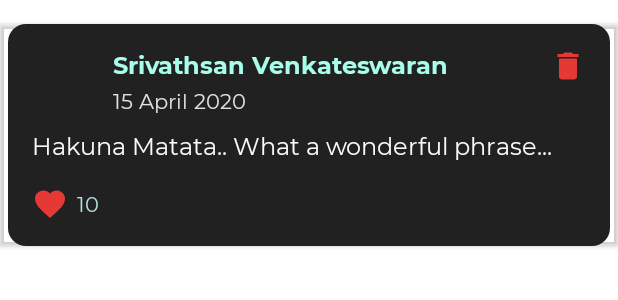
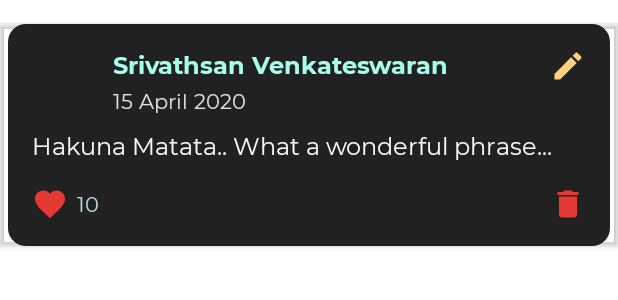
Before and after one commit to srivathsanvenkateswaran/InstaDon, an Android app: the layout item_post.xml on its own in the app's theme, with its tools: preview values and no code run, on a phone screen of 412 x 824 dp. Shown: the top 300 px of the screen. Run offline under Robolectric (Android 15) with nearby library versions, the phone set to English and light mode, and no system bars.

Commit message:
Added Edit functionality

```diff
--- a/app/src/main/AndroidManifest.xml
+++ b/app/src/main/AndroidManifest.xml
@@ -9,7 +9,8 @@
         android:roundIcon="@mipmap/ic_launcher_round"
         android:supportsRtl="true"
         android:theme="@style/Theme.InstaDon">
-        <activity android:name=".AddNewPostActivity"></activity>
+        <activity android:name=".EditPostActivity"></activity>
+        <activity android:name=".AddNewPostActivity" />
         <activity android:name=".SignInActivity">
             <intent-filter>
                 <action android:name="android.intent.action.MAIN" />
--- /dev/null
+++ b/app/src/main/res/drawable/ic_baseline_edit_24.xml
@@ -0,0 +1,5 @@
+<vector android:height="24dp" android:tint="#FFD180"
+    android:viewportHeight="24" android:viewportWidth="24"
+    android:width="24dp" xmlns:android="http://schemas.android.com/apk/res/android">
+    <path android:fillColor="@android:color/white" android:pathData="M3,17.25V21h3.75L17.81,9.94l-3.75,-3.75L3,17.25zM20.71,7.04c0.39,-0.39 0.39,-1.02 0,-1.41l-2.34,-2.34c-0.39,-0.39 -1.02,-0.39 -1.41,0l-1.83,1.83 3.75,3.75 1.83,-1.83z"/>
+</vector>
--- a/app/src/main/res/layout/item_post.xml
+++ b/app/src/main/res/layout/item_post.xml
@@ -17,9 +17,9 @@
         android:padding="16dp">
 
         <ImageView
+            android:id="@+id/userImage"
             android:layout_width="42dp"
             android:layout_height="42dp"
-            android:id="@+id/userImage"
             app:layout_constraintLeft_toLeftOf="parent"
             app:layout_constraintTop_toTopOf="parent" />
 
@@ -28,7 +28,7 @@
             android:layout_width="0dp"
             android:layout_height="wrap_content"
             app:layout_constraintLeft_toRightOf="@id/userImage"
-            app:layout_constraintRight_toRightOf="parent"
+            app:layout_constraintRight_toLeftOf="@id/editPostButton"
             app:layout_constraintTop_toTopOf="@id/userImage"
             android:layout_marginLeft="12dp"
             tools:text="Srivathsan Venkateswaran"
@@ -36,6 +36,22 @@
             android:textSize="16sp"
             android:textColor="@color/materialDarkThemeUserNameColor"
             android:textStyle="bold"/>
+
+        <ImageView
+            android:id="@+id/editPostButton"
+            android:layout_width="24dp"
+            android:layout_height="24dp"
+            tools:src="@drawable/ic_baseline_edit_24"
+            app:layout_constraintTop_toTopOf="parent"
+            app:layout_constraintRight_toRightOf="parent" />
+
+        <ImageView
+            android:id="@+id/deletePostButton"
+            android:layout_width="24dp"
+            android:layout_height="24dp"
+            tools:src="@drawable/ic_baseline_delete_24"
+            app:layout_constraintBottom_toBottomOf="parent"
+            app:layout_constraintRight_toRightOf="parent" />
 
         <TextView
             android:id="@+id/createdAt"
@@ -72,14 +88,6 @@
             app:layout_constraintTop_toBottomOf="@id/postTitle"
             android:layout_marginTop="16dp" />
 
-        <ImageView
-            android:id="@+id/deletePostButton"
-            android:layout_width="24dp"
-            android:layout_height="24dp"
-            tools:src="@drawable/ic_baseline_delete_24"
-            app:layout_constraintTop_toTopOf="parent"
-            app:layout_constraintRight_toRightOf="parent" />
-
         <TextView
             android:id="@+id/likeCount"
             android:layout_width="wrap_content"
--- a/app/src/main/res/values/colors.xml
+++ b/app/src/main/res/values/colors.xml
@@ -11,6 +11,7 @@
     <color name="materialDarkThemeBG">#212121</color>
 
     <color name="materialDarkThemeSandalFontColor">#FFD180</color>
+    <color name="materialDarkThemeDarkSandalFontColor">#FF9800</color>
     <color name="materialDarkThemeUserNameColor">#A7FFEB</color>
     <color name="materialDarkThemeWhiteFontColor">#F5F5F5</color>
     <color name="materialDarkThemeLikeCountFontCOlor">#B2DFDB</color>
--- a/app/src/main/res/values/strings.xml
+++ b/app/src/main/res/values/strings.xml
@@ -4,4 +4,5 @@
     <string name="add_new_post_button_text">Publish Post</string>
     <string name="google_sign_up">Sign up with Google</string>
     <string name="hello_blank_fragment">Hello blank fragment</string>
+    <string name="update_text">Update Text</string>
 </resources>
--- a/app/src/main/res/values/themes.xml
+++ b/app/src/main/res/values/themes.xml
@@ -2,12 +2,12 @@
     <!-- Base application theme. -->
     <style name="Theme.InstaDon" parent="Theme.MaterialComponents.DayNight.NoActionBar">
         <!-- Primary brand color. -->
-        <item name="colorPrimary">@color/purple_500</item>
-        <item name="colorPrimaryVariant">@color/purple_700</item>
+        <item name="colorPrimary">@color/teal_700</item>
+        <item name="colorPrimaryVariant">@color/teal_200</item>
         <item name="colorOnPrimary">@color/white</item>
         <!-- Secondary brand color. -->
         <item name="colorSecondary">@color/teal_200</item>
-        <item name="colorSecondaryVariant">@color/teal_700</item>
+        <item name="colorSecondaryVariant">@color/materialDarkThemeDarkSandalFontColor</item>
         <item name="colorOnSecondary">@color/black</item>
         <!-- Status bar color. -->
         <item name="android:statusBarColor" tools:targetApi="l">?attr/colorPrimaryVariant</item>
```
Also changed, not shown: app/src/main/java/com/example/instadon/EditPostActivity.kt (added, +38 -0 lines), app/src/main/java/com/example/instadon/MainActivity.kt (+7 -4 lines), app/src/main/java/com/example/instadon/PostAdapter.kt (+12 -0 lines), app/src/main/java/com/example/instadon/daos/PostDao.kt (+14 -4 lines), app/src/main/res/layout/activity_edit_post.xml (added, +40 -0 lines).
